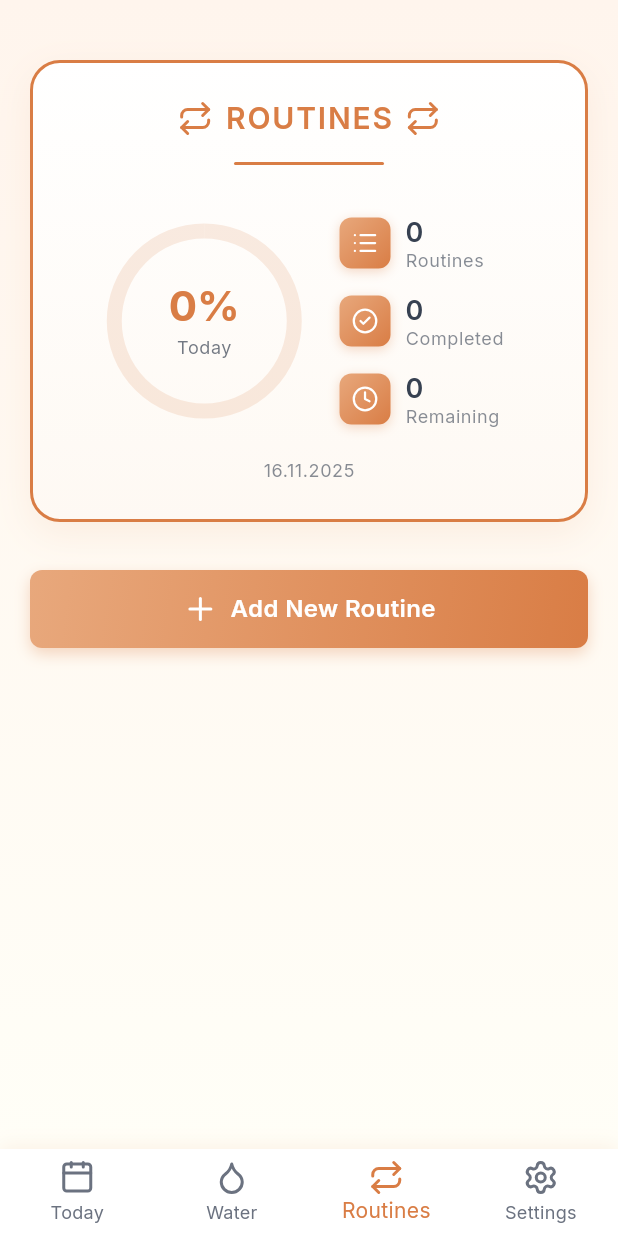
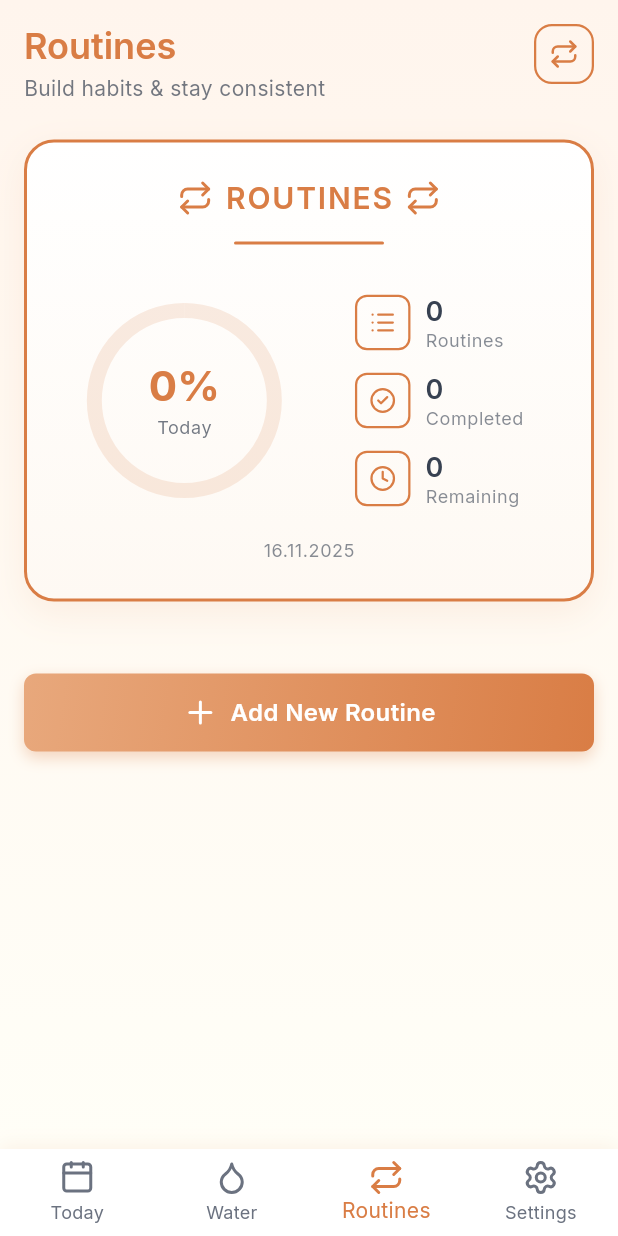
Before and after one commit to yigitalisonmez/me_hub, a Flutter app: the screen it shows after launch, swiped to page 3, on a phone screen of 412 x 824 dp. Run offline on Flutter 3.47's test engine with Material 3 defaults, Android fonts, the phone set to English and light mode, and no system bars; our stand-ins replace flutter_svg, google_fonts, hive, hive_flutter, lottie, lucide_icons_flutter and 2 more; accounts and stored records are empty; network calls fail.

Commit message:
Routines page UI improvemnts

```diff
--- a/lib/features/routines/presentation/pages/routines_page.dart
+++ b/lib/features/routines/presentation/pages/routines_page.dart
@@ -27,7 +27,6 @@ class _RoutinesPageState extends State<RoutinesPage> {
     });
   }
 
-
   @override
   Widget build(BuildContext context) {
     return Container(
@@ -35,27 +34,114 @@ class _RoutinesPageState extends State<RoutinesPage> {
       child: SafeArea(
         child: Consumer<RoutinesProvider>(
           builder: (context, provider, child) {
+            // Check if all routines are completed today
+            final date = DateTime.now();
+            final today = DateTime(date.year, date.month, date.day);
+            bool allRoutinesCompleted =
+                provider.routines.isNotEmpty &&
+                provider.routines.every(
+                  (r) => r.items.isNotEmpty && r.allItemsCheckedToday(today),
+                );
+
+            // Show celebration message if all routines completed
+            if (allRoutinesCompleted) {
+              WidgetsBinding.instance.addPostFrameCallback((_) {
+                ScaffoldMessenger.of(context).showSnackBar(
+                  SnackBar(
+                    content: Row(
+                      children: [
+                        const Icon(
+                          LucideIcons.partyPopper,
+                          color: Colors.white,
+                        ),
+                        const SizedBox(width: 12),
+                        Text(
+                          '🎉 All routines completed today!',
+                          style: Theme.of(context).textTheme.bodyMedium
+                              ?.copyWith(fontWeight: FontWeight.w600),
+                        ),
+                      ],
+                    ),
+                    backgroundColor: Colors.green,
+                    behavior: SnackBarBehavior.floating,
+                    shape: RoundedRectangleBorder(
+                      borderRadius: BorderRadius.circular(12),
+                    ),
+                    duration: const Duration(seconds: 2),
+                  ),
+                );
+              });
+            }
+
             return SingleChildScrollView(
-              padding: const EdgeInsets.all(20),
+              padding: const EdgeInsets.symmetric(horizontal: 16),
               child: Column(
+                crossAxisAlignment: CrossAxisAlignment.start,
                 children: [
-                  const SizedBox(height: 20),
+                  const SizedBox(height: 16),
+                  // Header
+                  _buildHeader(context),
+                  const SizedBox(height: 24),
+                  // Hero Header
                   _buildHeroHeader(context, provider),
-                  const SizedBox(height: 16),
+                  const SizedBox(height: 24),
+                  // Routine Cards
                   ...provider.routines.map(
                     (r) => _buildRoutineCard(context, r, provider),
                   ),
-                  const SizedBox(height: 16),
+                  const SizedBox(height: 24),
+                  // Add Routine Button
                   AddRoutineButton(
                     onPressed: () => RoutineDialogs.showAddRoutine(context),
                   ),
-                  const SizedBox(height: 20),
+                  const SizedBox(height: 24),
                 ],
               ),
             );
           },
         ),
       ),
+    );
+  }
+
+  Widget _buildHeader(BuildContext context) {
+    final theme = Theme.of(context);
+    return Row(
+      mainAxisAlignment: MainAxisAlignment.spaceBetween,
+      crossAxisAlignment: CrossAxisAlignment.start,
+      children: [
+        Column(
+          crossAxisAlignment: CrossAxisAlignment.start,
+          children: [
+            Text(
+              'Routines',
+              style: theme.textTheme.displaySmall?.copyWith(
+                color: AppColors.primaryOrange,
+              ),
+            ),
+            const SizedBox(height: 4),
+            Text(
+              'Build habits & stay consistent',
+              style: theme.textTheme.bodyMedium?.copyWith(
+                color: AppColors.darkGrey.withValues(alpha: 0.7),
+              ),
+            ),
+          ],
+        ),
+        Container(
+          width: 40,
+          height: 40,
+          decoration: BoxDecoration(
+            border: Border.all(color: AppColors.primaryOrange, width: 1.5),
+            borderRadius: BorderRadius.circular(12),
+          ),
+          child: const Icon(
+            LucideIcons.repeat,
+            color: AppColors.primaryOrange,
+            size: 20,
+          ),
+        ),
+      ],
     );
   }
 
@@ -93,7 +179,11 @@ class _RoutinesPageState extends State<RoutinesPage> {
           Row(
             mainAxisAlignment: MainAxisAlignment.center,
             children: [
-              const Icon(LucideIcons.repeat, color: AppColors.primaryOrange, size: 24),
+              const Icon(
+                LucideIcons.repeat,
+                color: AppColors.primaryOrange,
+                size: 24,
+              ),
               const SizedBox(width: 8),
               Text(
                 'ROUTINES',
@@ -103,7 +193,11 @@ class _RoutinesPageState extends State<RoutinesPage> {
                 ),
               ),
               const SizedBox(width: 8),
-              const Icon(LucideIcons.repeat, color: AppColors.primaryOrange, size: 24),
+              const Icon(
+                LucideIcons.repeat,
+                color: AppColors.primaryOrange,
+                size: 24,
+              ),
             ],
           ),
           Container(
@@ -122,7 +216,13 @@ class _RoutinesPageState extends State<RoutinesPage> {
             crossAxisAlignment: CrossAxisAlignment.center,
             children: [
               // Circular Progress
-              _buildCircularProgress(context, completionRate, completedToday, totalItems),
+              _buildCircularProgress(
+                context,
+                completionRate,
+                completedToday,
+                totalItems,
+              ),
+              SizedBox(width: 12),
               // Stats Column
               Column(
                 crossAxisAlignment: CrossAxisAlignment.start,
@@ -165,7 +265,12 @@ class _RoutinesPageState extends State<RoutinesPage> {
     );
   }
 
-  Widget _buildCircularProgress(BuildContext context, double progress, int completed, int total) {
+  Widget _buildCircularProgress(
+    BuildContext context,
+    double progress,
+    int completed,
+    int total,
+  ) {
     final theme = Theme.of(context);
     return TweenAnimationBuilder<double>(
       tween: Tween(begin: 0.0, end: progress),
@@ -231,7 +336,12 @@ class _RoutinesPageState extends State<RoutinesPage> {
     );
   }
 
-  Widget _buildStatItem(BuildContext context, IconData icon, String value, String label) {
+  Widget _buildStatItem(
+    BuildContext context,
+    IconData icon,
+    String value,
+    String label,
+  ) {
     final theme = Theme.of(context);
     return Row(
       mainAxisSize: MainAxisSize.min,
@@ -239,21 +349,10 @@ class _RoutinesPageState extends State<RoutinesPage> {
         Container(
           padding: const EdgeInsets.all(8),
           decoration: BoxDecoration(
-            gradient: AppColors.primaryGradient,
+            border: Border.all(color: AppColors.primaryOrange, width: 1.5),
             borderRadius: BorderRadius.circular(8),
-            boxShadow: [
-              BoxShadow(
-                color: AppColors.primaryOrange.withValues(alpha: 0.3),
-                blurRadius: 6,
-                offset: const Offset(0, 2),
-              ),
-            ],
           ),
-          child: Icon(
-            icon,
-            color: AppColors.white,
-            size: 18,
-          ),
+          child: Icon(icon, color: AppColors.primaryOrange, size: 18),
         ),
         const SizedBox(width: 10),
         Column(
@@ -278,7 +377,11 @@ class _RoutinesPageState extends State<RoutinesPage> {
     );
   }
 
-  Widget _buildRoutineCard(BuildContext context, Routine routine, RoutinesProvider provider) {
+  Widget _buildRoutineCard(
+    BuildContext context,
+    Routine routine,
+    RoutinesProvider provider,
+  ) {
     final theme = Theme.of(context);
     final date = DateTime.now();
     final today = DateTime(date.year, date.month, date.day);
@@ -429,5 +532,4 @@ class _RoutinesPageState extends State<RoutinesPage> {
       ),
     );
   }
-
 }
```
